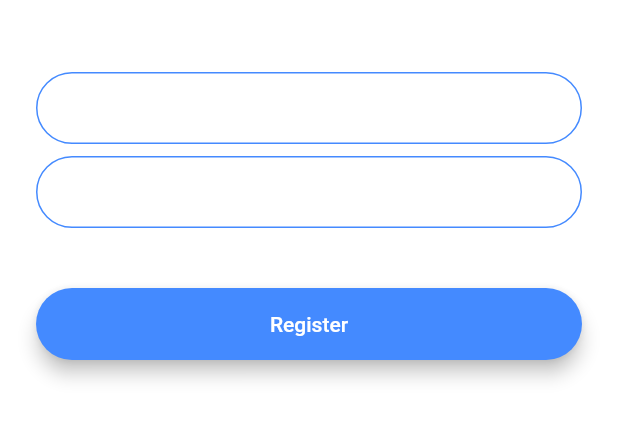
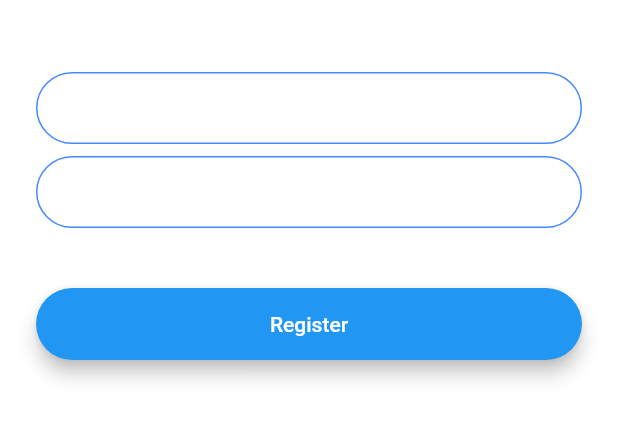
Before and after one commit to tobiasprima/flash_chat_app, a Flutter app: the RegistrationScreen screen opened by its route, on a phone screen of 412 x 824 dp, the part 576-1018 px from its top. Run offline on Flutter 3.47's test engine with Material 2 defaults, Android fonts, the phone set to English and light mode, and no system bars; our stand-ins replace animated_text_kit.

Commit message:
Refactor the Code

```diff
--- a/lib/screens/registration_screen.dart
+++ b/lib/screens/registration_screen.dart
@@ -1,4 +1,5 @@
 import 'package:flutter/material.dart';
+import 'package:flash_chat_app/components/rounded_button.dart';
 
 class RegistrationScreen extends StatefulWidget {
   static String id = 'registration_screen';
@@ -75,25 +76,8 @@ class _RegistrationScreenState extends State<RegistrationScreen> {
             SizedBox(
               height: 24.0,
             ),
-            Padding(
-              padding: EdgeInsets.symmetric(vertical: 16.0),
-              child: Material(
-                color: Colors.blueAccent,
-                borderRadius: BorderRadius.all(Radius.circular(30.0)),
-                elevation: 5.0,
-                child: MaterialButton(
-                  onPressed: () {
-                    //Implement registration functionality.
-                  },
-                  minWidth: 200.0,
-                  height: 42.0,
-                  child: Text(
-                    'Register',
-                    style: TextStyle(color: Colors.white),
-                  ),
-                ),
-              ),
-            ),
+            RoundedButton(
+                color: Colors.blue, buttonTitle: 'Register', onPressed: () {})
           ],
         ),
       ),
--- a/lib/screens/welcome_screen.dart
+++ b/lib/screens/welcome_screen.dart
@@ -78,12 +78,16 @@ class _WelcomeScreenState extends State<WelcomeScreen>
             RoundedButton(
               color: Colors.lightBlueAccent,
               buttonTitle: 'Log In',
-              onPressed: Navigator.pushNamed(context, LoginScreen.id),
+              onPressed: () {
+                Navigator.pushNamed(context, LoginScreen.id);
+              },
             ),
             RoundedButton(
               color: Colors.blueAccent,
               buttonTitle: 'Register',
-              onPressed: Navigator.pushNamed(context, RegistrationScreen.id),
+              onPressed: () {
+                Navigator.pushNamed(context, RegistrationScreen.id);
+              },
             )
           ],
         ),
```
